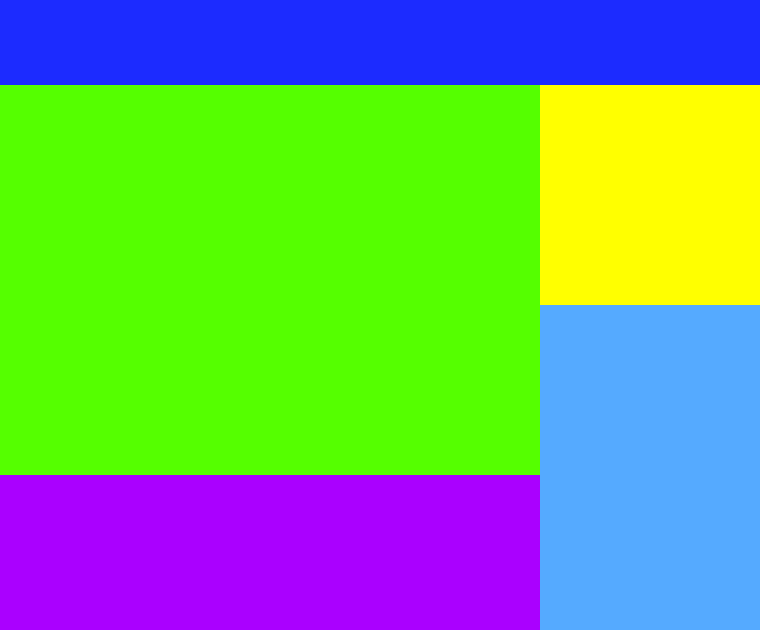
First picture: the form in wechat.ui, repository supermanc88/WeiTalk, before the edit.
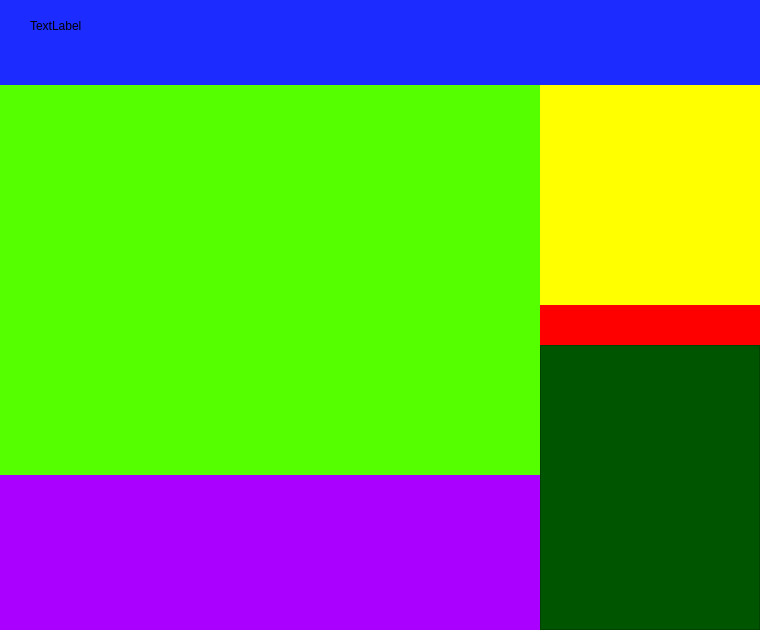
Second picture: the form after the edit.

```diff
--- a/wechat.ui
+++ b/wechat.ui
@@ -25,6 +25,70 @@
    <property name="styleSheet">
     <string notr="true">background-color: rgb(85, 170, 255);</string>
    </property>
+   <widget class="QWidget" name="widget_6" native="true">
+    <property name="geometry">
+     <rect>
+      <x>0</x>
+      <y>0</y>
+      <width>220</width>
+      <height>40</height>
+     </rect>
+    </property>
+    <property name="minimumSize">
+     <size>
+      <width>220</width>
+      <height>40</height>
+     </size>
+    </property>
+    <property name="maximumSize">
+     <size>
+      <width>220</width>
+      <height>40</height>
+     </size>
+    </property>
+    <property name="styleSheet">
+     <string notr="true">background-color: rgb(255, 0, 0);</string>
+    </property>
+   </widget>
+   <widget class="QScrollArea" name="scrollArea">
+    <property name="geometry">
+     <rect>
+      <x>0</x>
+      <y>40</y>
+      <width>220</width>
+      <height>285</height>
+     </rect>
+    </property>
+    <property name="minimumSize">
+     <size>
+      <width>220</width>
+      <height>285</height>
+     </size>
+    </property>
+    <property name="maximumSize">
+     <size>
+      <width>220</width>
+      <height>16777215</height>
+     </size>
+    </property>
+    <property name="styleSheet">
+     <string notr="true">background-color: rgb(170, 85, 255);
+background-color: rgb(0, 85, 0);</string>
+    </property>
+    <property name="widgetResizable">
+     <bool>true</bool>
+    </property>
+    <widget class="QWidget" name="scrollAreaWidgetContents">
+     <property name="geometry">
+      <rect>
+       <x>0</x>
+       <y>0</y>
+       <width>218</width>
+       <height>283</height>
+      </rect>
+     </property>
+    </widget>
+   </widget>
   </widget>
   <widget class="QWidget" name="widget" native="true">
    <property name="geometry">
@@ -41,9 +105,28 @@
      <height>85</height>
     </size>
    </property>
+   <property name="maximumSize">
+    <size>
+     <width>16777215</width>
+     <height>85</height>
+    </size>
+   </property>
    <property name="styleSheet">
     <string notr="true">background-color: rgb(28, 43, 255);</string>
    </property>
+   <widget class="QLabel" name="groupNameLabel">
+    <property name="geometry">
+     <rect>
+      <x>30</x>
+      <y>20</y>
+      <width>54</width>
+      <height>12</height>
+     </rect>
+    </property>
+    <property name="text">
+     <string>TextLabel</string>
+    </property>
+   </widget>
   </widget>
   <widget class="QWidget" name="widget_3" native="true">
    <property name="geometry">
```
Left out of the diff: 18 changed lines with no effect on the pictures.
